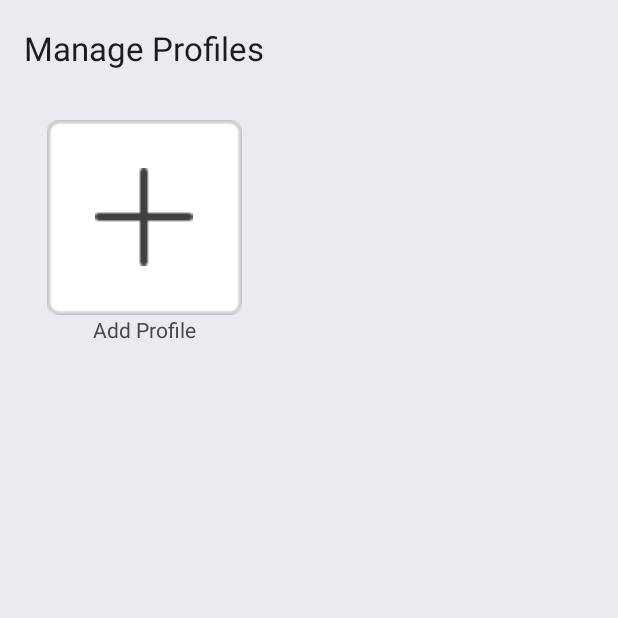
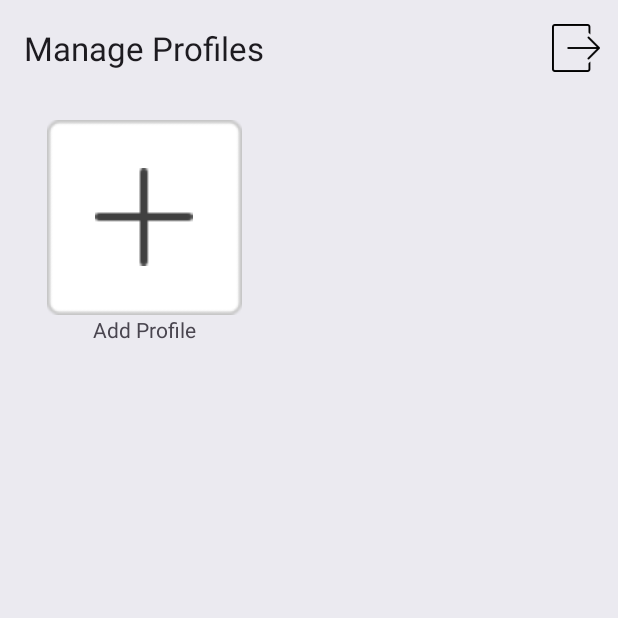
Before and after one commit to Kosjenka-Reading-App/Mobile-App, an Android app: the UserProfilesFragment screen opened through its navigation route, on a phone screen of 412 x 824 dp, the top half of it. Run offline under Robolectric (Android 15) with nearby library versions, the phone set to English and light mode, and no system bars; our stand-ins replace Dagger/Hilt's generated code, Timber, data binding; network calls fail; 1 statement that could not run was skipped.

Commit message:
logout added
Took 4 hours 16 minutes

```diff
--- a/app/src/main/java/com/dsd/kosjenka/presentation/MainActivity.kt
+++ b/app/src/main/java/com/dsd/kosjenka/presentation/MainActivity.kt
@@ -22,6 +22,7 @@ class MainActivity : AppCompatActivity() {
         val navHostFragment =
             supportFragmentManager.findFragmentById(R.id.navHostFragment) as NavHostFragment
         navController = navHostFragment.navController
+
     }
 
     override fun onSupportNavigateUp(): Boolean = navController.navigateUp()
--- a/app/src/main/java/com/dsd/kosjenka/presentation/user_profiles/UserProfilesFragment.kt
+++ b/app/src/main/java/com/dsd/kosjenka/presentation/user_profiles/UserProfilesFragment.kt
@@ -6,16 +6,18 @@ import android.os.Bundle
 import android.text.TextUtils
 import android.util.Log
 import android.view.LayoutInflater
+import android.view.Menu
+import android.view.MenuInflater
+import android.view.MenuItem
 import android.view.View
 import android.view.ViewGroup
-import android.widget.AdapterView
-import android.widget.AdapterView.OnItemLongClickListener
 import android.widget.Toast
+import androidx.appcompat.app.AppCompatActivity
+import androidx.appcompat.widget.Toolbar
+import androidx.core.view.MenuProvider
 import androidx.databinding.DataBindingUtil
 import androidx.fragment.app.Fragment
-import androidx.fragment.app.FragmentTransaction
 import androidx.fragment.app.viewModels
-import androidx.lifecycle.ViewModelProvider
 import androidx.lifecycle.lifecycleScope
 import androidx.navigation.fragment.findNavController
 import androidx.recyclerview.widget.GridLayoutManager
@@ -24,13 +26,13 @@ import com.dsd.kosjenka.databinding.AlertAddProfileBinding
 import com.dsd.kosjenka.databinding.FragmentUserProfilesBinding
 import com.dsd.kosjenka.di.AdapterModule
 import com.dsd.kosjenka.domain.models.UserProfile
+import com.dsd.kosjenka.presentation.MainActivity
 import com.dsd.kosjenka.utils.Common
 import com.dsd.kosjenka.utils.SharedPreferences
 import com.dsd.kosjenka.utils.UiStates
 import dagger.hilt.android.AndroidEntryPoint
 import kotlinx.coroutines.flow.collectLatest
 import kotlinx.coroutines.launch
-import timber.log.Timber
 import javax.inject.Inject
 
 @AndroidEntryPoint
@@ -51,14 +53,52 @@ class UserProfilesFragment : Fragment(),
     ): View {
         binding = DataBindingUtil.inflate(
             layoutInflater, R.layout.fragment_user_profiles, container, false)
+        (requireActivity() as MainActivity).setSupportActionBar(binding.profilesToolbar)
+
         return binding.root
     }
 
     override fun onViewCreated(view: View, savedInstanceState: Bundle?) {
         super.onViewCreated(view, savedInstanceState)
+
+
+//        binding.profilesToolbar.inflateMenu(R.menu.profiles_fragment_menu)
+//        binding.profilesToolbar.setOnMenuItemClickListener {
+//            context?.let { it1 -> Common.showToast(it1, "Menu item") }
+//            when (it.itemId) {
+//                R.id.menu_action_logout -> {
+//                    context?.let { it1 -> Common.showToast(it1, "Logout") }
+//                    executeLogoutAction()
+//                    true
+//                }
+//                else -> {
+//                    @Suppress("DEPRECATION")
+//                    super.onOptionsItemSelected(it)
+//                }
+//            }
+//        }
+
+        requireActivity().addMenuProvider(object : MenuProvider {
+            override fun onCreateMenu(menu: Menu, menuInflater: MenuInflater) {
+                menuInflater.inflate(R.menu.profiles_fragment_menu, menu)
+            }
+
+            override fun onMenuItemSelected(menuItem: MenuItem): Boolean {
+                return when (menuItem.itemId) {
+                    R.id.menu_action_logout -> {
+                        executeLogoutAction()
+                        true
+                    }
+                    else -> false
+                }
+            }
+        }, viewLifecycleOwner)
+
         setupRecycler()
         observeViewModel()
         getUsers()
+
+
     }
 
     private fun setupRecycler(){
@@ -77,12 +117,13 @@ class UserProfilesFragment : Fragment(),
 //            UserProfile(0, "user1", 5.0),
 //            UserProfile(1, "user2", 1.0),
 //            UserProfile(2, "user3", 2.0))
-//
+
 //        userProfilesAdapter.differ.submitList(profilesList)
 //    }
 
     private fun observeViewModel() {
         lifecycleScope.launch {
+            getUsers()
             viewModel.eventFlow.collectLatest {
                 when (it) {
                     UiStates.NO_INTERNET_CONNECTION -> {
@@ -103,17 +144,16 @@ class UserProfilesFragment : Fragment(),
         }
         lifecycleScope.launch {
             viewModel.profileDataFlow.collect {profileList ->
-                userProfilesAdapter.differ.submitList(profileList.map {
-                    it.copy()
-                })
+                userProfilesAdapter.differ.submitList(profileList)
             }
         }
     }
 
-    private fun getUsers() = excecuteGetUsersAction()
+    private fun getUsers() = executeGetUsersAction()
 
     override fun onProfileClick(profile: UserProfile) {
-        Toast.makeText(context, profile.username, Toast.LENGTH_SHORT).show()
+        //Toast.makeText(context, profile.username, Toast.LENGTH_SHORT).show()
+        context?.let { Common.showToast(it, profile.username) }
         findNavController().navigate(UserProfilesFragmentDirections
             .actionUserProfilesFragmentToHomeFragment(profile.id_user))
     }
@@ -132,6 +172,7 @@ class UserProfilesFragment : Fragment(),
 
     private fun showProfileDialog(profile: UserProfile?){
         val builder = AlertDialog.Builder(this.context)
+
         val dialogBinding : AlertAddProfileBinding = DataBindingUtil.inflate(layoutInflater,
             R.layout.alert_add_profile, null, false)
 
@@ -185,13 +226,23 @@ class UserProfilesFragment : Fragment(),
             viewModel.editUser(profile, username)
         }
     }
+    fun executeLogoutAction(){
+        sharedPreferences.clearPreferences()
+        findNavController().navigate(
+            UserProfilesFragmentDirections.actionUserProfilesFragmentToMainFragment()
+        )
+    }
 
-    private fun excecuteGetUsersAction(){
+    private fun createNewProfile(username: String){
+        val newuser = UserProfile(profilesList.size, 0, username, 0.0)
+        profilesList.add(newuser)
+        //Timber.tag("UserProfiles").d(profilesList.toString())
+        userProfilesAdapter.differ.submitList(profilesList)
+    }
+
+    private fun executeGetUsersAction(){
         lifecycleScope.launch {
             viewModel.getUsers()
-//                .observe(viewLifecycleOwner) { profileData ->
-//                userProfilesAdapter.differ.submitList(profileData)
-//            }
         }
     }
 
--- a/app/src/main/java/com/dsd/kosjenka/presentation/user_profiles/UserProfilesViewModel.kt
+++ b/app/src/main/java/com/dsd/kosjenka/presentation/user_profiles/UserProfilesViewModel.kt
@@ -55,7 +55,7 @@ class UserProfilesViewModel @Inject constructor(
             ).collect{
 
                 if (it != null){
-                    Log.d("UPVM", it.toString())
+//                    Log.d("UPVM", it.toString())
                     _profileDataFlow.emit(it)
                 }
             }
@@ -88,5 +88,4 @@ class UserProfilesViewModel @Inject constructor(
             }
         }
     }
-
 }
--- a/app/src/main/res/layout/fragment_user_profiles.xml
+++ b/app/src/main/res/layout/fragment_user_profiles.xml
@@ -8,17 +8,18 @@
 
     </data>
 
-    <androidx.constraintlayout.widget.ConstraintLayout
+    <LinearLayout
         android:layout_width="match_parent"
         android:layout_height="match_parent"
         tools:context=".presentation.user_profiles.UserProfilesFragment"
-        android:background="@color/background">
+        android:background="@color/background"
+        android:orientation="vertical">
 
         <androidx.appcompat.widget.Toolbar
             android:id="@+id/profiles_toolbar"
             android:layout_width="match_parent"
             android:layout_height="?attr/actionBarSize"
-            app:layout_constraintTop_toTopOf="parent"
+            app:menu="@menu/profiles_fragment_menu"
             app:title="Manage Profiles" />
 
         <androidx.recyclerview.widget.RecyclerView
@@ -26,13 +27,7 @@
             android:layout_width="match_parent"
             android:layout_height="match_parent"
             android:paddingHorizontal="15dp"
-            android:paddingTop="?attr/actionBarSize"
-            app:layout_constraintBottom_toBottomOf="parent"
-            app:layout_constraintTop_toBottomOf="@+id/profiles_toolbar"
             tools:listitem="@layout/user_profile_list_item" />
-<!--            app:layoutManager="androidx.recyclerview.widget.GridLayoutManager"-->
-<!--            app:spanCount="2"-->
-<!--            tools:itemCount="2"-->
 
-    </androidx.constraintlayout.widget.ConstraintLayout>
+    </LinearLayout>
 </layout>
--- /dev/null
+++ b/app/src/main/res/menu/profiles_fragment_menu.xml
@@ -0,0 +1,10 @@
+<?xml version="1.0" encoding="utf-8"?>
+<menu xmlns:android="http://schemas.android.com/apk/res/android"
+    xmlns:app="http://schemas.android.com/apk/res-auto">
+    <item
+        android:id="@+id/menu_action_logout"
+        android:icon="@drawable/logout_outline"
+        android:orderInCategory="100"
+        android:title="Logout"
+        app:showAsAction="ifRoom|collapseActionView" />
+</menu>
--- a/app/src/main/res/navigation/navigation.xml
+++ b/app/src/main/res/navigation/navigation.xml
@@ -70,5 +70,8 @@
         <action
             android:id="@+id/action_userProfilesFragment_to_homeFragment"
             app:destination="@id/homeFragment" />
+        <action
+            android:id="@+id/action_userProfilesFragment_to_mainFragment"
+            app:destination="@id/mainFragment" />
     </fragment>
 </navigation>
```
Also changed, not shown: app/src/main/res/drawable-notnight/plus_1.png (deleted), app/src/main/res/drawable/logout_outline.png (added).
